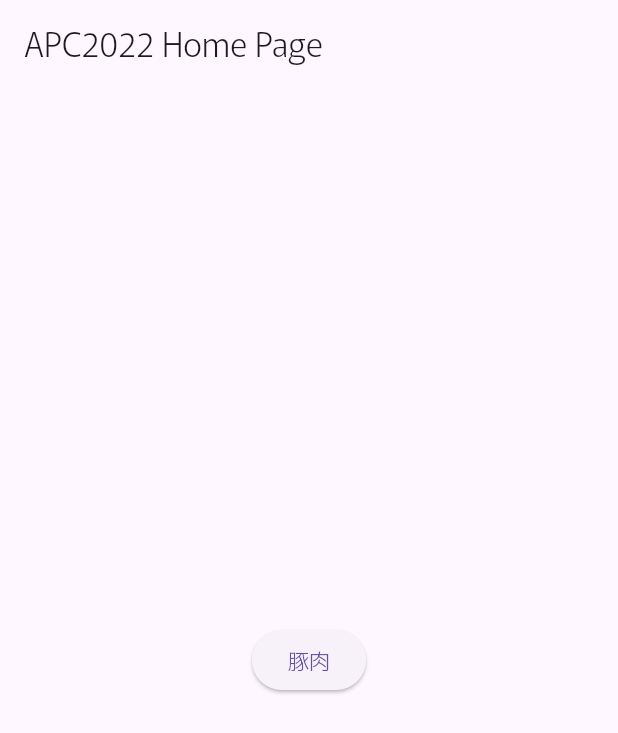
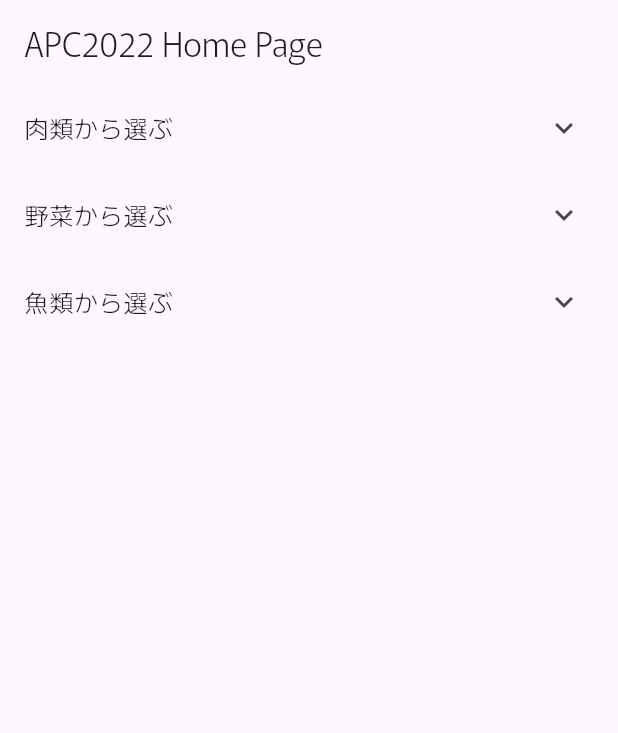
Before and after one commit to xyzyxJP/APC2022, a Flutter app: the screen it shows after launch, on a phone screen of 412 x 824 dp. Shown: the top 733 px of the screen. Run offline on Flutter 3.47's test engine with Material 2 defaults, Android fonts, the light colour scheme and no system bars; our stand-ins replace cached_network_image, flutter_rating_bar, google_fonts, swipe_cards, video_player.

Commit message:
起動画面初稿

```diff
--- a/lib/views/home/home.dart
+++ b/lib/views/home/home.dart
@@ -1,11 +1,10 @@
 import 'package:apc2022/api/api.dart';
 import 'package:apc2022/models/recipe.dart';
-import 'package:apc2022/views/recipe/recipe_list.dart';
+import 'package:apc2022/views/settings/settings.dart';
 import 'package:flutter/material.dart';
 
 class HomePage extends StatefulWidget {
   const HomePage({super.key, required this.title});
-
   final String title;
 
   @override
@@ -13,25 +12,141 @@ class HomePage extends StatefulWidget {
 }
 
 class _HomePageState extends State<HomePage> {
+  final List<Map<String, Object>> categoryList_meat = [
+    {"id": "458", "name": "豚肉", "icon": Icons.kebab_dining},
+    {"id": "430", "name": "鶏肉", "icon": Icons.kebab_dining},
+    {"id": "821", "name": "牛肉", "icon": Icons.kebab_dining},
+    {"id": "9479", "name": "ひき肉", "icon": Icons.kebab_dining},
+  ];
+  final List<Map<String, Object>> categoryList_vegi = [
+    {"id": "2824", "name": "なす", "icon": Icons.grass},
+    {"id": "2700", "name": "もやし", "icon": Icons.grass},
+    {"id": "2697", "name": "にんじん", "icon": Icons.grass},
+    {"id": "2736", "name": "玉ねぎ", "icon": Icons.grass},
+    {"id": "1177", "name": "じゃが芋", "icon": Icons.grass},
+    {"id": "2699", "name": "キャベツ", "icon": Icons.grass},
+    {"id": "2915", "name": "きゅうり", "icon": Icons.grass},
+    {"id": "2749", "name": "トマト", "icon": Icons.grass},
+    {"id": "2728", "name": "ピーマン", "icon": Icons.grass},
+  ];
+  final List<Map<String, Object>> categoryList_fish = [
+    {"id": "2706", "name": "サケ", "icon": Icons.set_meal},
+    {"id": "16909", "name": "サバ", "icon": Icons.set_meal},
+    {"id": "16911", "name": "サンマ", "icon": Icons.set_meal},
+    {"id": "7195", "name": "イワシ", "icon": Icons.set_meal},
+    {"id": "16910", "name": "ブリ", "icon": Icons.set_meal},
+    {"id": "17243", "name": "マグロ", "icon": Icons.set_meal},
+    {"id": "5779", "name": "えび", "icon": Icons.set_meal},
+    {"id": "4589", "name": "アジ", "icon": Icons.set_meal},
+    {"id": "2855", "name": "イカ", "icon": Icons.set_meal},
+  ];
+
   @override
   Widget build(BuildContext context) {
     return Scaffold(
       appBar: AppBar(
         title: Text(widget.title),
       ),
-      body: Center(
-        child: Column(
-          mainAxisAlignment: MainAxisAlignment.center,
-          children: [_buildCategoryButton("458", "豚肉")],
-        ),
+      body: Column(
+        children: <Widget>[
+          ExpansionTile(
+            title: const Text("肉類から選ぶ"),
+            children: <Widget>[
+              Container(
+                color: Colors.blue,
+                padding: const EdgeInsets.symmetric(horizontal: 16.0),
+                child: GridView.builder(
+                  physics: const NeverScrollableScrollPhysics(),
+                  gridDelegate: const SliverGridDelegateWithFixedCrossAxisCount(
+                    crossAxisCount: 4,
+                    childAspectRatio: 1.0,
+                    mainAxisSpacing: 10.0,
+                    crossAxisSpacing: 10.0,
+                  ),
+                  itemCount: categoryList_meat.length,
+                  itemBuilder: (context, index) {
+                    return _buildCategoryButton(
+                        categoryList_meat[index]["id"] as String,
+                        categoryList_meat[index]["name"] as String,
+                        categoryList_meat[index]["icon"] as IconData);
+                  },
+                  shrinkWrap: true,
+                ),
+              ),
+            ],
+          ),
+          ExpansionTile(
+            title: const Text("野菜から選ぶ"),
+            children: <Widget>[
+              Container(
+                color: Colors.green,
+                padding: const EdgeInsets.symmetric(horizontal: 16.0),
+                child: GridView.builder(
+                  physics: const NeverScrollableScrollPhysics(),
+                  gridDelegate: const SliverGridDelegateWithFixedCrossAxisCount(
+                    crossAxisCount: 4,
+                    childAspectRatio: 1.0,
+                    mainAxisSpacing: 10.0,
+                    crossAxisSpacing: 10.0,
+                  ),
+                  itemCount: categoryList_vegi.length,
+                  itemBuilder: (context, index) {
+                    return _buildCategoryButton(
+                        categoryList_vegi[index]["id"] as String,
+                        categoryList_vegi[index]["name"] as String,
+                        categoryList_vegi[index]["icon"] as IconData);
+                  },
+                  shrinkWrap: true,
+                ),
+              ),
+            ],
+          ),
+          ExpansionTile(
+            title: const Text("魚類から選ぶ"),
+            children: <Widget>[
+              Container(
+                color: Colors.yellow,
+                padding: const EdgeInsets.symmetric(horizontal: 16.0),
+                child: GridView.builder(
+                  physics: const NeverScrollableScrollPhysics(),
+                  gridDelegate: const SliverGridDelegateWithFixedCrossAxisCount(
+                    crossAxisCount: 4,
+                    childAspectRatio: 1.0,
+                    mainAxisSpacing: 10.0,
+                    crossAxisSpacing: 10.0,
+                  ),
+                  itemCount: categoryList_fish.length,
+                  itemBuilder: (context, index) {
+                    return _buildCategoryButton(
+                        categoryList_fish[index]["id"] as String,
+                        categoryList_fish[index]["name"] as String,
+                        categoryList_fish[index]["icon"] as IconData);
+                  },
+                  shrinkWrap: true,
+                ),
+              ),
+            ],
+          ),
+        ],
       ),
     );
   }
 
-  Widget _buildCategoryButton(String categoryId, String categoryName) =>
+  Widget _buildCategoryButton(
+          String categoryId, String categoryName, IconData categoryIcon) =>
       ElevatedButton(
           onPressed: (() async => _onPressed(categoryId, categoryName)),
-          child: Text(categoryName));
+          child: Column(
+            mainAxisAlignment: MainAxisAlignment.center,
+            children: [
+              Icon(categoryIcon),
+              const SizedBox(height: 8.0),
+              Text(
+                categoryName,
+                style: const TextStyle(fontSize: 19.0, color: Colors.black),
+              ),
+            ],
+          ));
 
   void _onPressed(String categoryId, String categoryName) async {
     final List<Recipe> recipeList = [];
@@ -45,7 +160,7 @@ class _HomePageState extends State<HomePage> {
     Navigator.push(
       context,
       MaterialPageRoute(
-        builder: (context) => RecipeListPage(
+        builder: (context) => SettingsPage(
           categoryId: categoryId,
           categoryName: categoryName,
           recipeList: recipeList,
```
Also changed, not shown: lib/views/settings/settings.dart (+18 -2 lines).
